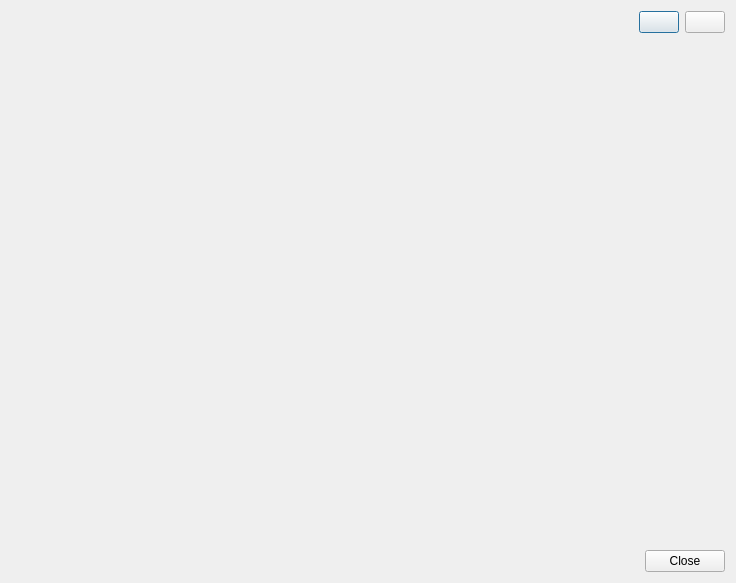
This is source/modorganizer/src/previewdialog.ui in ArialSenki/MO2-Revamped as Qt 5 draws it before an edit. The edited form follows.
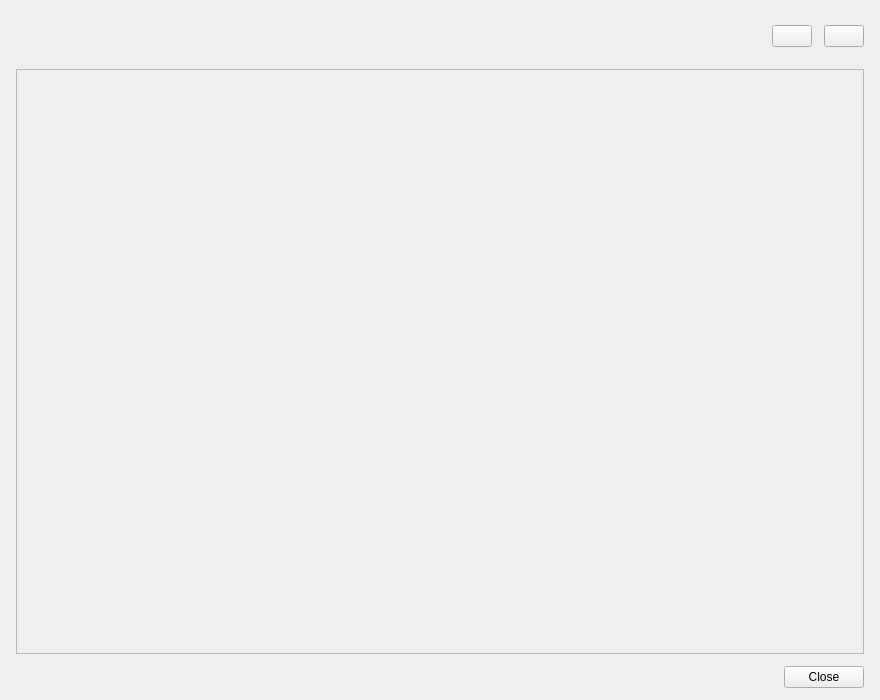
This is the edited form. Icons and pictures are not drawn.

The edit to the form file:
```diff
--- a/source/modorganizer/src/previewdialog.ui
+++ b/source/modorganizer/src/previewdialog.ui
@@ -2,83 +2,46 @@
 <ui version="4.0">
  <class>PreviewDialog</class>
  <widget class="QDialog" name="PreviewDialog">
-  <property name="geometry">
-   <rect>
-    <x>0</x>
-    <y>0</y>
-    <width>736</width>
-    <height>583</height>
-   </rect>
-  </property>
-  <property name="windowTitle">
-   <string>Preview</string>
-  </property>
+  <property name="geometry"><rect><x>0</x><y>0</y><width>880</width><height>700</height></rect></property>
+  <property name="minimumSize"><size><width>700</width><height>560</height></size></property>
+  <property name="windowTitle"><string>File preview</string></property>
   <layout class="QVBoxLayout" name="verticalLayout">
+   <property name="spacing"><number>12</number></property>
+   <property name="leftMargin"><number>16</number></property><property name="topMargin"><number>16</number></property>
+   <property name="rightMargin"><number>16</number></property><property name="bottomMargin"><number>12</number></property>
    <item>
-    <layout class="QHBoxLayout" name="horizontalLayout_2" stretch="1,1,0,0">
-     <item>
-      <widget class="QLabel" name="nameLabel">
-       <property name="text">
-        <string/>
-       </property>
-      </widget>
-     </item>
-     <item>
-      <widget class="QLabel" name="modLabel">
-       <property name="text">
-        <string/>
-       </property>
-      </widget>
-     </item>
-     <item>
-      <widget class="QPushButton" name="previousButton">
-       <property name="text">
-        <string/>
-       </property>
-       <property name="icon">
-        <iconset resource="resources.qrc">
-         <normaloff>:/MO/gui/previous</normaloff>:/MO/gui/previous</iconset>
-       </property>
-      </widget>
-     </item>
-     <item>
-      <widget class="QPushButton" name="nextButton">
-       <property name="text">
-        <string/>
-       </property>
-       <property name="icon">
-        <iconset resource="resources.qrc">
-         <normaloff>:/MO/gui/next</normaloff>:/MO/gui/next</iconset>
-       </property>
-      </widget>
-     </item>
-    </layout>
+    <widget class="QWidget" name="headerPanel" native="true">
+     <layout class="QHBoxLayout" name="headerLayout">
+      <property name="spacing"><number>12</number></property>
+      <property name="leftMargin"><number>0</number></property><property name="topMargin"><number>0</number></property>
+      <property name="rightMargin"><number>0</number></property><property name="bottomMargin"><number>0</number></property>
+      <item>
+       <layout class="QVBoxLayout" name="fileInfoLayout">
+        <property name="spacing"><number>4</number></property>
+        <item><widget class="QLabel" name="nameLabel"><property name="font"><font><pointsize>15</pointsize><weight>600</weight><bold>true</bold></font></property><property name="text"><string/></property><property name="textInteractionFlags"><set>Qt::TextSelectableByMouse</set></property></widget></item>
+        <item><widget class="QLabel" name="modLabel"><property name="text"><string/></property><property name="wordWrap"><bool>true</bool></property><property name="textInteractionFlags"><set>Qt::TextSelectableByMouse</set></property></widget></item>
+       </layout>
+      </item>
+      <item><spacer name="headerSpacer"><property name="orientation"><enum>Qt::Horizontal</enum></property><property name="sizeHint" stdset="0"><size><width>32</width><height>20</height></size></property></spacer></item>
+      <item><widget class="QPushButton" name="previousButton"><property name="toolTip"><string>Show the previous mod's version of this file</string></property><property name="text"><string/></property><property name="icon"><iconset resource="resources.qrc"><normaloff>:/MO/gui/previous</normaloff>:/MO/gui/previous</iconset></property><property name="autoDefault"><bool>false</bool></property></widget></item>
+      <item><widget class="QPushButton" name="nextButton"><property name="toolTip"><string>Show the next mod's version of this file</string></property><property name="text"><string/></property><property name="icon"><iconset resource="resources.qrc"><normaloff>:/MO/gui/next</normaloff>:/MO/gui/next</iconset></property><property name="autoDefault"><bool>false</bool></property></widget></item>
+     </layout>
+    </widget>
    </item>
    <item>
-    <widget class="QStackedWidget" name="variantsStack"/>
+    <widget class="QFrame" name="previewFrame">
+     <property name="frameShape"><enum>QFrame::StyledPanel</enum></property><property name="frameShadow"><enum>QFrame::Plain</enum></property>
+     <layout class="QVBoxLayout" name="previewLayout">
+      <property name="leftMargin"><number>1</number></property><property name="topMargin"><number>1</number></property>
+      <property name="rightMargin"><number>1</number></property><property name="bottomMargin"><number>1</number></property>
+      <item><widget class="QStackedWidget" name="variantsStack"/></item>
+     </layout>
+    </widget>
    </item>
    <item>
-    <layout class="QHBoxLayout" name="horizontalLayout">
-     <item>
-      <spacer name="horizontalSpacer">
-       <property name="orientation">
-        <enum>Qt::Horizontal</enum>
-       </property>
-       <property name="sizeHint" stdset="0">
-        <size>
-         <width>40</width>
-         <height>20</height>
-        </size>
-       </property>
-      </spacer>
-     </item>
-     <item>
-      <widget class="QPushButton" name="closeButton">
-       <property name="text">
-        <string>Close</string>
-       </property>
-      </widget>
-     </item>
+    <layout class="QHBoxLayout" name="footerLayout">
+     <item><spacer name="footerSpacer"><property name="orientation"><enum>Qt::Horizontal</enum></property><property name="sizeHint" stdset="0"><size><width>40</width><height>20</height></size></property></spacer></item>
+     <item><widget class="QPushButton" name="closeButton"><property name="text"><string>Close</string></property><property name="autoDefault"><bool>false</bool></property></widget></item>
     </layout>
    </item>
   </layout>
```
Left out of the diff: 4 changed lines with no effect on the pictures.
